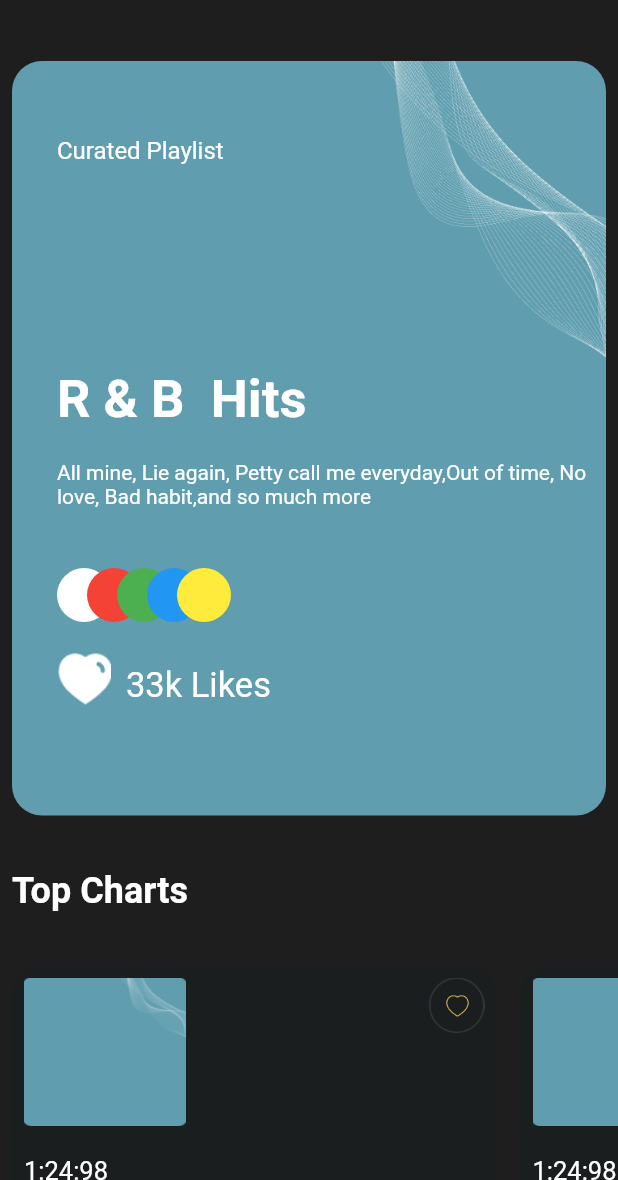
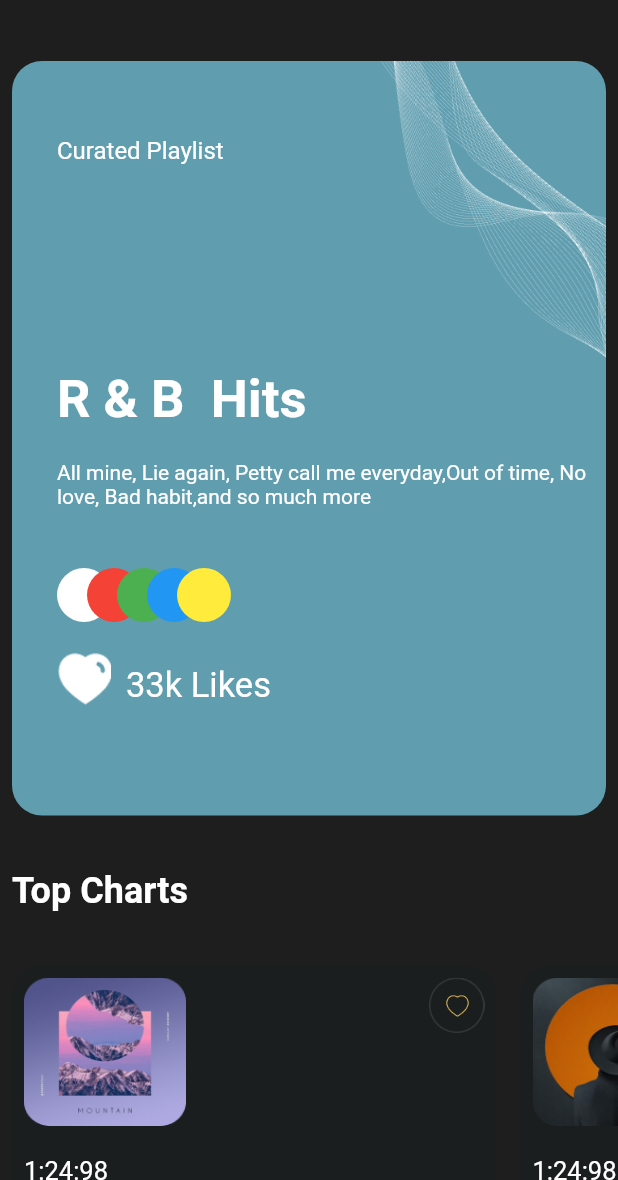
Before and after one commit to Teewhydot/musica, a Flutter app: the screen it shows after launch, on a phone screen of 412 x 824 dp, the part 56-1236 px from its top. Run offline on Flutter 3.47's test engine with Material 2 defaults, Android fonts, the phone set to English and light mode, and no system bars; our stand-ins replace audioplayers, lottie, page_transition.

Commit message:
More optimizations

```diff
--- a/lib/musica/domain/mock_files/mock_albums/new_releases_album.dart
+++ b/lib/musica/domain/mock_files/mock_albums/new_releases_album.dart
@@ -4,15 +4,15 @@ import 'package:musica/musica/domain/entities/new_releases_model.dart';
 List<NewReleasesModel> newReleasesList() {
   final list = [
     NewReleasesModel(Assets.imagesRectangle1),
-    NewReleasesModel(Assets.imagesRectangle1),
-    NewReleasesModel(Assets.imagesRectangle1),
-    NewReleasesModel(Assets.imagesRectangle1),
-    NewReleasesModel(Assets.imagesRectangle1),
-    NewReleasesModel(Assets.imagesRectangle1),
-    NewReleasesModel(Assets.imagesRectangle1),
-    NewReleasesModel(Assets.imagesRectangle1),
-    NewReleasesModel(Assets.imagesRectangle1),
-    NewReleasesModel(Assets.imagesRectangle1),
+    NewReleasesModel(Assets.imagesRectangle02),
+    NewReleasesModel(Assets.imagesRectangle03),
+    NewReleasesModel(Assets.imagesRectangle04),
+    NewReleasesModel(Assets.imagesRectangle05),
+    NewReleasesModel(Assets.imagesRectangle06),
+    NewReleasesModel(Assets.imagesRectangle07),
+    NewReleasesModel(Assets.imagesRectangle08),
+    NewReleasesModel(Assets.imagesRectangle09),
+    NewReleasesModel(Assets.imagesRectangle14),
   ];
   return list;
 }
--- a/lib/musica/domain/mock_files/mock_albums/top_charts_album.dart
+++ b/lib/musica/domain/mock_files/mock_albums/top_charts_album.dart
@@ -6,37 +6,47 @@ List<TopChartsWidgetModel> getTopChartsList() {
     TopChartsWidgetModel(
         title: 'Golden age of 80\'s',
         artistName: 'Sean Swadder',
-        image: Assets.imagesPlaylistImage,
+        image: Assets.imagesRectangle1,
         time: '1:24:98'),
     TopChartsWidgetModel(
         title: 'Golden age of 80\'s',
         artistName: 'Sean Swadder',
-        image: Assets.imagesPlaylistImage,
+        image: Assets.imagesRectangle02,
         time: '1:24:98'),
     TopChartsWidgetModel(
         title: 'Golden age of 80\'s',
         artistName: 'Sean Swadder',
-        image: Assets.imagesPlaylistImage,
+        image: Assets.imagesRectangle03,
         time: '1:24:98'),
     TopChartsWidgetModel(
         title: 'Golden age of 80\'s',
         artistName: 'Sean Swadder',
-        image: Assets.imagesPlaylistImage,
+        image: Assets.imagesRectangle04,
         time: '1:24:98'),
     TopChartsWidgetModel(
         title: 'Golden age of 80\'s',
         artistName: 'Sean Swadder',
-        image: Assets.imagesPlaylistImage,
+        image: Assets.imagesRectangle05,
         time: '1:24:98'),
     TopChartsWidgetModel(
         title: 'Golden age of 80\'s',
         artistName: 'Sean Swadder',
-        image: Assets.imagesPlaylistImage,
+        image: Assets.imagesRectangle06,
         time: '1:24:98'),
     TopChartsWidgetModel(
         title: 'Golden age of 80\'s',
         artistName: 'Sean Swadder',
-        image: Assets.imagesPlaylistImage,
+        image: Assets.imagesRectangle07,
+        time: '1:24:98'),
+    TopChartsWidgetModel(
+        title: 'Golden age of 80\'s',
+        artistName: 'Sean Swadder',
+        image: Assets.imagesRectangle08,
+        time: '1:24:98'),
+    TopChartsWidgetModel(
+        title: 'Golden age of 80\'s',
+        artistName: 'Sean Swadder',
+        image: Assets.imagesRectangle09,
         time: '1:24:98'),
   ];
   return list;
--- a/lib/musica/presentation/pages/screens/home.dart
+++ b/lib/musica/presentation/pages/screens/home.dart
@@ -22,7 +22,7 @@ class _HomeState extends State<Home> {
       extendBody: true,
       drawer: NavigationDrawer(),
       backgroundColor: backgroundColor,
-      // bottomNavigationBar: GlassPlayerCard(),
+      //   bottomNavigationBar: GlassPlayerCard(),
       appBar: PreferredSize(
           preferredSize: Size.fromHeight(50), child: CustomAppBar()),
       body: HomeBody(),
```
